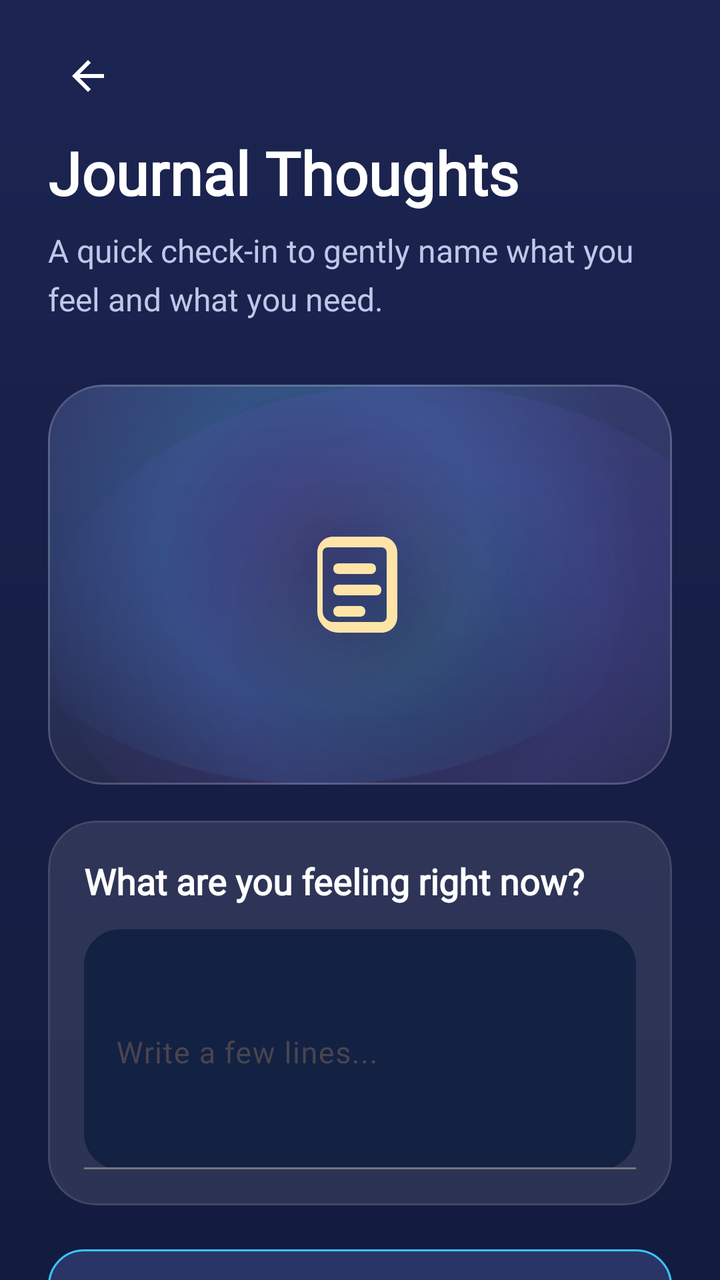
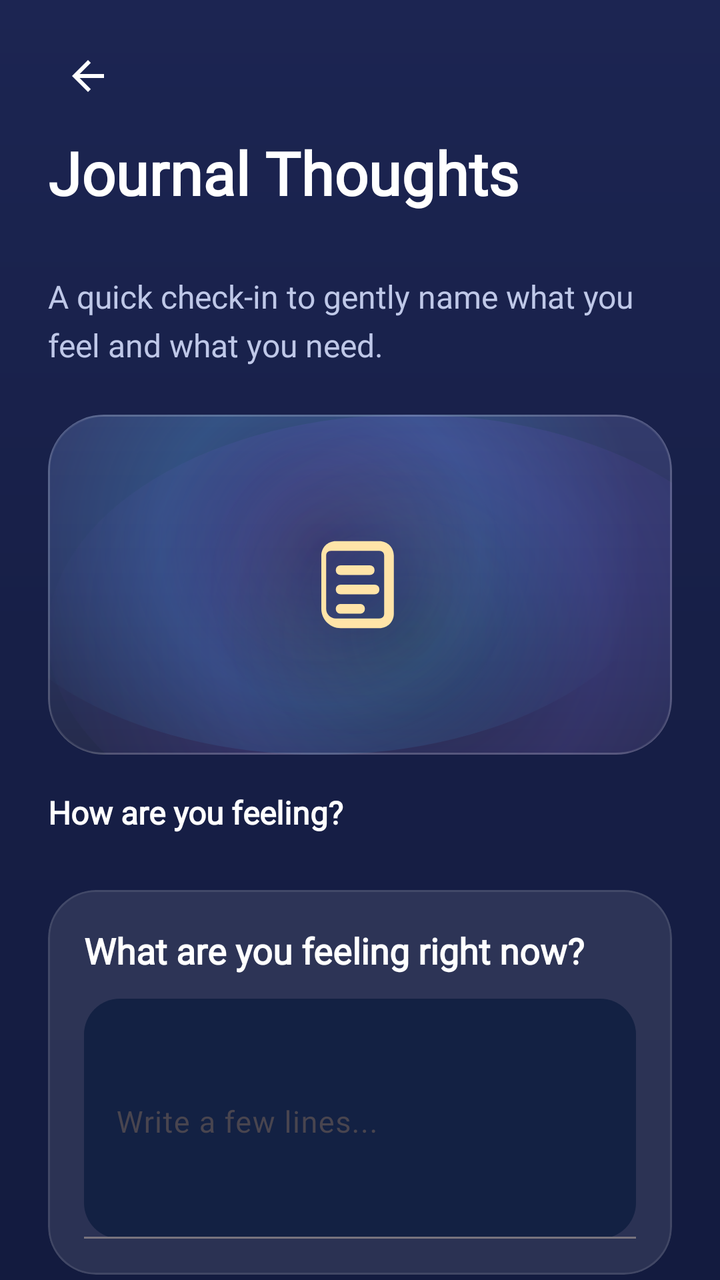

An Android layout rendered at two revisions. The XML below is the earlier revision; the diff shows what the commit changed to produce the second picture.
<!-- AndroidManifest.xml: activity theme Theme.LucidDreams.Patterns -->
<!-- res/layout/activity_quick_journal.xml -->
<?xml version="1.0" encoding="utf-8"?>
<androidx.constraintlayout.widget.ConstraintLayout xmlns:android="http://schemas.android.com/apk/res/android"
    xmlns:app="http://schemas.android.com/apk/res-auto"
    android:id="@+id/simple_root"
    android:layout_width="match_parent"
    android:layout_height="match_parent"
    android:background="@drawable/bg_main_gradient">

    <androidx.core.widget.NestedScrollView
        android:id="@+id/scroll"
        android:layout_width="0dp"
        android:layout_height="0dp"
        android:fillViewport="true"
        android:overScrollMode="never"
        android:scrollbars="none"
        app:layout_constraintTop_toTopOf="parent"
        app:layout_constraintBottom_toBottomOf="parent"
        app:layout_constraintStart_toStartOf="parent"
        app:layout_constraintEnd_toEndOf="parent">

        <LinearLayout
            android:layout_width="match_parent"
            android:layout_height="wrap_content"
            android:orientation="vertical"
            android:paddingStart="24dp"
            android:paddingEnd="24dp"
            android:paddingTop="10dp"
            android:paddingBottom="28dp">

            <LinearLayout
                android:layout_width="match_parent"
                android:layout_height="56dp"
                android:gravity="center_vertical"
                android:orientation="horizontal">

                <ImageView
                    android:id="@+id/simple_back"
                    android:layout_width="40dp"
                    android:layout_height="40dp"
                    android:padding="8dp"
                    android:src="@drawable/ic_back"
                    android:contentDescription="Back"
                    android:background="?attr/selectableItemBackgroundBorderless"
                    app:tint="@color/text_primary" />
            </LinearLayout>

            <TextView
                android:id="@+id/title"
                android:layout_width="match_parent"
                android:layout_height="wrap_content"
                android:text="Journal Thoughts"
                android:textColor="@color/text_primary"
                android:textSize="30sp"
                android:textStyle="bold"
                android:fontFamily="@font/poppins" />

            <TextView
                android:id="@+id/subtitle"
                android:layout_width="match_parent"
                android:layout_height="wrap_content"
                android:layout_marginTop="8dp"
                android:text="A quick check-in to gently name what you feel and what you need."
                android:textColor="@color/text_secondary"
                android:textSize="16sp"
                android:fontFamily="@font/poppins"
                android:lineSpacingMultiplier="1.25" />

            <com.google.android.material.card.MaterialCardView
                android:layout_width="match_parent"
                android:layout_height="200dp"
                android:layout_marginTop="32dp"
                app:cardCornerRadius="28dp"
                app:cardElevation="0dp"
                app:cardBackgroundColor="@android:color/transparent"
                app:strokeColor="#1AFFFFFF"
                app:strokeWidth="1dp">

                <FrameLayout
                    android:layout_width="match_parent"
                    android:layout_height="match_parent"
                    android:background="@drawable/bg_calm_actions_panel">

                    <View
                        android:layout_width="220dp"
                        android:layout_height="220dp"
                        android:layout_gravity="center"
                        android:alpha="0.24"
                        android:background="@drawable/bg_calm_particle_amber" />

                    <ImageView
                        android:layout_width="64dp"
                        android:layout_height="64dp"
                        android:layout_gravity="center"
                        android:src="@drawable/ic_journal_thoughts"
                        app:tint="#FFE4A8"
                        android:contentDescription="Journal animation placeholder" />
                </FrameLayout>
            </com.google.android.material.card.MaterialCardView>

            
            <com.google.android.material.card.MaterialCardView
                android:layout_width="match_parent"
                android:layout_height="wrap_content"
                android:layout_marginTop="18dp"
                app:cardCornerRadius="24dp"
                app:cardElevation="0dp"
                app:cardBackgroundColor="#1AFFFFFF"
                app:strokeColor="#1AFFFFFF"
                app:strokeWidth="1dp">

                <LinearLayout
                    android:layout_width="match_parent"
                    android:layout_height="wrap_content"
                    android:orientation="vertical"
                    android:padding="18dp">

                    <TextView
                        android:layout_width="match_parent"
                        android:layout_height="wrap_content"
                        android:text="What are you feeling right now?"
                        android:textColor="@color/text_primary"
                        android:textSize="18sp"
                        android:textStyle="bold"
                        android:fontFamily="@font/poppins"
                        android:lineSpacingMultiplier="1.15" />

                    <com.google.android.material.textfield.TextInputLayout
                        android:layout_width="match_parent"
                        android:layout_height="wrap_content"
                        android:layout_marginTop="12dp"
                        app:boxBackgroundMode="filled"
                        app:boxBackgroundColor="#132143"
                        app:boxCornerRadiusTopStart="18dp"
                        app:boxCornerRadiusTopEnd="18dp"
                        app:boxCornerRadiusBottomStart="18dp"
                        app:boxCornerRadiusBottomEnd="18dp"
                        app:hintTextColor="@color/text_secondary">

                        <com.google.android.material.textfield.TextInputEditText
                            android:id="@+id/etReflection"
                            android:layout_width="match_parent"
                            android:layout_height="120dp"
                            android:gravity="top|start"
                            android:inputType="textMultiLine"
                            android:textColor="@color/text_primary"
                            android:textSize="15sp"
                            android:fontFamily="@font/poppins"
                            android:paddingTop="14dp"
                            android:paddingBottom="14dp"
                            android:hint="Write a few lines..." />
                    </com.google.android.material.textfield.TextInputLayout>

                </LinearLayout>
            </com.google.android.material.card.MaterialCardView>

            <com.google.android.material.button.MaterialButton
                android:id="@+id/btnSaveReflection"
                style="@style/Widget.Material3.Button"
                android:layout_width="match_parent"
                android:layout_height="58dp"
                android:layout_marginTop="18dp"
                android:text="Save Reflection"
                android:textSize="16sp"
                android:textStyle="bold"
                android:fontFamily="@font/poppins"
                android:textColor="@color/text_primary"
                app:cornerRadius="18dp"
                app:backgroundTint="#2A3567"
                app:strokeColor="#39C6FF"
                app:strokeWidth="1dp" />

            <TextView
                android:layout_width="match_parent"
                android:layout_height="wrap_content"
                android:layout_marginTop="16dp"
                android:text="Your reflection stays private on your device."
                android:textColor="@color/text_card_desc"
                android:textSize="14sp"
                android:fontFamily="@font/poppins" />

        </LinearLayout>
    </androidx.core.widget.NestedScrollView>

</androidx.constraintlayout.widget.ConstraintLayout>
<!-- resources referenced by this layout -->
<resources>
  <color name="text_card_desc">#AFC1E6</color>
  <color name="text_primary">#FFFFFF</color>
  <color name="text_secondary">#BFC8E8</color>
  <!-- drawable bg_calm_particle_amber (drawable) -->
  <?xml version="1.0" encoding="utf-8"?>
  <shape xmlns:android="http://schemas.android.com/apk/res/android" android:shape="oval">
      <gradient
          android:type="radial"
          android:gradientRadius="80dp"
          android:centerColor="#22F6C65B"
          android:endColor="#00000000" />
  </shape>
  <!-- drawable bg_main_gradient (drawable) -->
  <?xml version="1.0" encoding="utf-8"?>
  <shape xmlns:android="http://schemas.android.com/apk/res/android"
      android:shape="rectangle">
      <gradient
          android:angle="270"
          android:startColor="@color/gradient_top"
          android:centerColor="@color/gradient_mid"
          android:endColor="@color/gradient_bottom"
          android:type="linear" />
  </shape>
  <!-- drawable ic_back (drawable) -->
  <vector xmlns:android="http://schemas.android.com/apk/res/android"
      android:width="24dp"
      android:height="24dp"
      android:viewportWidth="24"
      android:viewportHeight="24"
      android:tint="?attr/colorControlNormal">
    <path
        android:fillColor="@android:color/white"
        android:pathData="M20,11H7.83l5.59,-5.59L12,4l-8,8 8,8 1.41,-1.41L7.83,13H20V11Z"/>
  </vector>
  <color name="gradient_top">#1C2552</color>
  <color name="gradient_mid">#171F47</color>
  <color name="gradient_bottom">#131B3F</color>
  <style name="Theme.LucidDreams" parent="Base.Theme.LucidDreams">
          <item name="materialCalendarTheme">@style/CustomDatePickerTheme</item>
      </style>
  <style name="Base.Theme.LucidDreams" parent="Theme.Material3.DayNight.NoActionBar">
          
          
      </style>
  <style name="CustomDatePickerTheme" parent="ThemeOverlay.Material3.MaterialCalendar">
          <item name="colorSurface">#232C61</item>
          <item name="colorOnSurface">#C5CAE9</item>
          <item name="colorPrimary">#39C6FF</item>
          <item name="colorOnPrimary">#171F4B</item>
          <item name="colorSurfaceContainerHigh">#1E2756</item>
          
          <item name="materialCalendarStyle">@style/CustomCalendarStyle</item>
          
          
          <item name="buttonBarPositiveButtonStyle">@style/CustomDatePickerConfirmButton</item>
          <item name="buttonBarNegativeButtonStyle">@style/CustomDatePickerCancelButton</item>
      </style>
  <style name="CustomCalendarStyle" parent="Widget.Material3.MaterialCalendar">
          <item name="dayStyle">@style/CustomCalendarDay</item>
          <item name="daySelectedStyle">@style/CustomCalendarDaySelected</item>
          <item name="dayTodayStyle">@style/CustomCalendarDayToday</item>
          <item name="yearStyle">@style/CustomCalendarDay</item>
          <item name="yearSelectedStyle">@style/CustomCalendarDaySelected</item>
          <item name="yearTodayStyle">@style/CustomCalendarDayToday</item>
      </style>
  <style name="CustomDatePickerConfirmButton" parent="Widget.Material3.Button">
          <item name="backgroundTint">#39C6FF</item>
          <item name="android:textColor">#171F4B</item>
      </style>
  <style name="CustomDatePickerCancelButton" parent="Widget.Material3.Button.TextButton">
          <item name="android:textColor">#C5CAE9</item>
      </style>
  <style name="CustomCalendarDay" parent="Widget.Material3.MaterialCalendar.Day">
          <item name="itemTextColor">#C5CAE9</item>
      </style>
  <style name="CustomCalendarDaySelected" parent="Widget.Material3.MaterialCalendar.Day.Selected">
          <item name="itemTextColor">#171F4B</item>
          <item name="itemFillColor">#39C6FF</item>
      </style>
  <style name="CustomCalendarDayToday" parent="Widget.Material3.MaterialCalendar.Day.Today">
          <item name="itemTextColor">#FFFFFF</item>
          <item name="itemStrokeColor">#39C6FF</item>
          <item name="itemStrokeWidth">1dp</item>
      </style>
  <!-- unchanged entries left out for length: 3 -->
</resources>

<!-- the commit's change to res/layout/activity_quick_journal.xml (unified diff, before → after) -->
@@ -54,6 +54,17 @@
                 android:textStyle="bold"
                 android:fontFamily="@font/poppins" />
 
+            
+            <TextView
+                android:id="@+id/tvJournalDate"
+                android:layout_width="match_parent"
+                android:layout_height="wrap_content"
+                android:layout_marginTop="4dp"
+                android:text=""
+                android:textColor="#80BFF4FF"
+                android:textSize="14sp"
+                android:fontFamily="@font/poppins" />
+
             <TextView
                 android:id="@+id/subtitle"
                 android:layout_width="match_parent"
@@ -65,10 +76,11 @@
                 android:fontFamily="@font/poppins"
                 android:lineSpacingMultiplier="1.25" />
 
+            
             <com.google.android.material.card.MaterialCardView
                 android:layout_width="match_parent"
-                android:layout_height="200dp"
-                android:layout_marginTop="32dp"
+                android:layout_height="170dp"
+                android:layout_marginTop="24dp"
                 app:cardCornerRadius="28dp"
                 app:cardElevation="0dp"
                 app:cardBackgroundColor="@android:color/transparent"
@@ -81,21 +93,73 @@
                     android:background="@drawable/bg_calm_actions_panel">
 
                     <View
-                        android:layout_width="220dp"
-                        android:layout_height="220dp"
+                        android:id="@+id/journalAnimParticle"
+                        android:layout_width="200dp"
+                        android:layout_height="200dp"
                         android:layout_gravity="center"
                         android:alpha="0.24"
                         android:background="@drawable/bg_calm_particle_amber" />
 
                     <ImageView
-                        android:layout_width="64dp"
-                        android:layout_height="64dp"
+                        android:layout_width="58dp"
+                        android:layout_height="58dp"
                         android:layout_gravity="center"
                         android:src="@drawable/ic_journal_thoughts"
                         app:tint="#FFE4A8"
-                        android:contentDescription="Journal animation placeholder" />
+                        android:contentDescription="Journal animation" />
                 </FrameLayout>
             </com.google.android.material.card.MaterialCardView>
+
+            
+            <com.google.android.material.card.MaterialCardView
+                android:id="@+id/journalConfirmBanner"
+                android:layout_width="match_parent"
+                android:layout_height="wrap_content"
+                android:layout_marginTop="14dp"
+                android:visibility="gone"
+                app:cardCornerRadius="18dp"
+                app:cardElevation="0dp"
+                app:cardBackgroundColor="#1A2A40">
+
+                <TextView
+                    android:id="@+id/tvJournalConfirm"
+                    android:layout_width="match_parent"
+                    android:layout_height="wrap_content"
+                    android:gravity="center"
+                    android:padding="14dp"
+                    android:text="✨  Reflection Saved"
+                    android:textColor="#FFE4A8"
+                    android:textSize="16sp"
+                    android:textStyle="bold"
+                    android:fontFamily="@font/poppins" />
+            </com.google.android.material.card.MaterialCardView>
+
+            
+            <TextView
+                android:layout_width="match_parent"
+                android:layout_height="wrap_content"
+                android:layout_marginTop="18dp"
+                android:text="How are you feeling?"
+                android:textColor="@color/text_primary"
+                android:textSize="16sp"
+                android:textStyle="bold"
+                android:fontFamily="@font/poppins" />
+
+            <HorizontalScrollView
+                android:layout_width="match_parent"
+                android:layout_height="wrap_content"
+                android:layout_marginTop="10dp"
+                android:scrollbars="none"
+                android:overScrollMode="never">
+
+                <LinearLayout
+                    android:id="@+id/moodSelectorRow"
+                    android:layout_width="wrap_content"
+                    android:layout_height="wrap_content"
+                    android:orientation="horizontal"
+                    android:gravity="center_vertical" />
+
+            </HorizontalScrollView>
 
             
             <com.google.android.material.card.MaterialCardView
